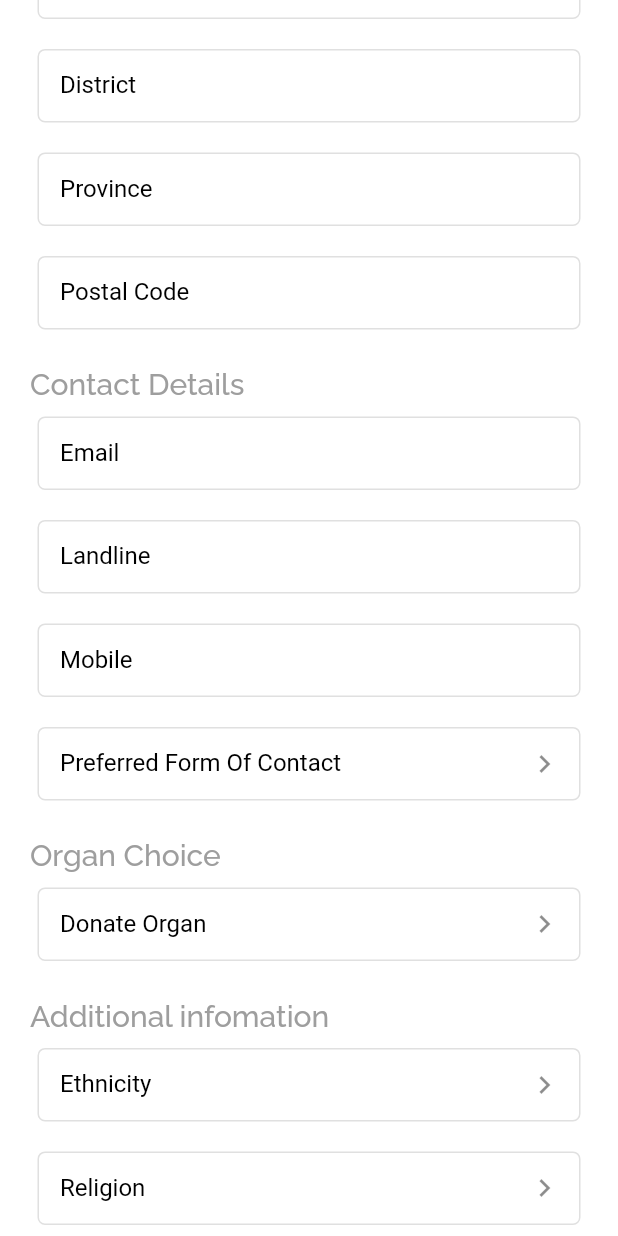
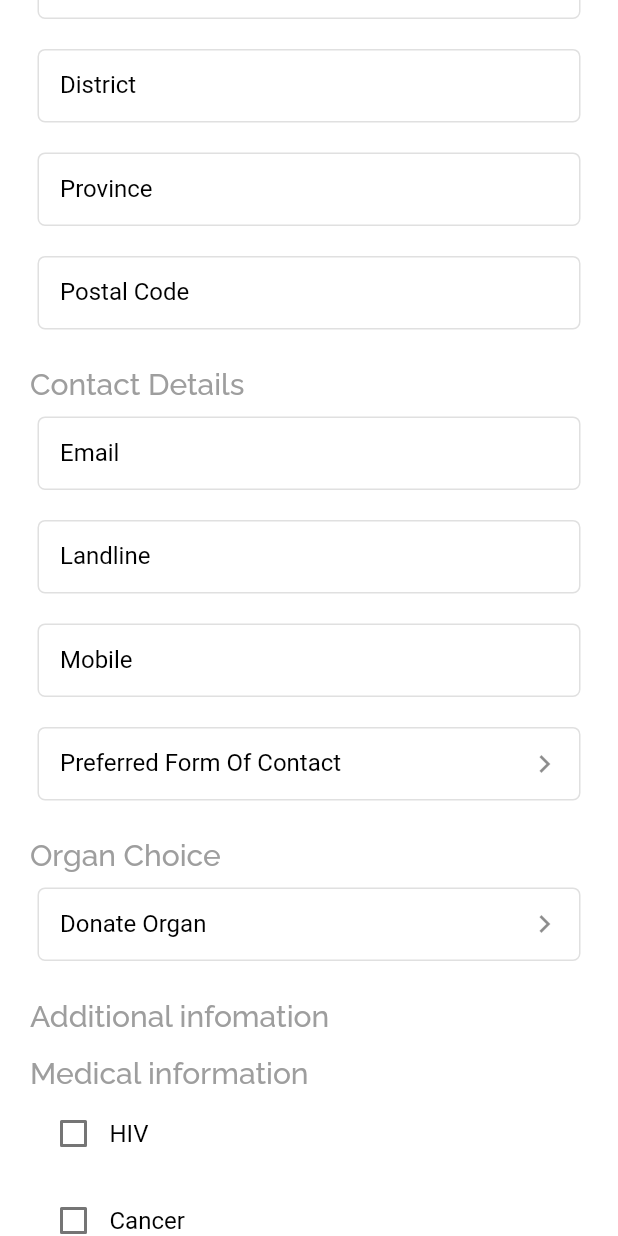
Before and after one commit to MadukaNuwantha/OrganDonationSystem, a Flutter app: the DonorSignUpScreen screen opened by its route, scrolled down 1152 dp, on a phone screen of 412 x 824 dp. Run offline on Flutter 3.47's test engine with Material 2 defaults, Android fonts, the phone set to English and light mode, and no system bars; our stand-ins replace flutter_secure_storage, flutter_spinkit, fluttertoast, font_awesome_flutter, google_fonts; accounts and stored records are empty.

Commit message:
Mobile app debugged

```diff
--- a/Mobile/lib/main.dart
+++ b/Mobile/lib/main.dart
@@ -6,7 +6,6 @@ import 'package:OrganDonorApp/providers/organ_provider.dart';
 import 'package:OrganDonorApp/providers/patient_provider.dart';
 import 'package:OrganDonorApp/routes/screen_routes.dart';
 import 'package:OrganDonorApp/screens/dashboard_screens/splash_screen.dart';
-import 'package:OrganDonorApp/test_screen.dart';
 import 'package:OrganDonorApp/theme.dart';
 import 'package:flutter/material.dart';
 import 'package:provider/provider.dart';
--- a/Mobile/lib/models/donor_model.dart
+++ b/Mobile/lib/models/donor_model.dart
@@ -30,8 +30,6 @@ class Donor {
   String mobile;
   String prefContact;
   String donateType;
-  String ethnicity;
-  String religion;
   String hiv;
   String asc;
   String diabets;
@@ -59,8 +57,6 @@ class Donor {
     required this.mobile,
     required this.prefContact,
     required this.donateType,
-    required this.ethnicity,
-    required this.religion,
     required this.hiv,
     required this.asc,
     required this.diabets,
@@ -89,8 +85,6 @@ class Donor {
         mobile: json["mobile"],
         prefContact: json["prefContact"],
         donateType: json["donateType"],
-        ethnicity: json["ethnicity"],
-        religion: json["religion"],
         hiv: json["hiv"],
         asc: json["asc"],
         diabets: json["diabets"],
@@ -120,8 +114,6 @@ class Donor {
         "mobile": mobile,
         "prefContact": prefContact,
         "donateType": donateType,
-        "ethnicity": ethnicity,
-        "religion": religion,
         "hiv": hiv,
         "asc": asc,
         "diabets": diabets,
--- a/Mobile/lib/providers/donor_provider.dart
+++ b/Mobile/lib/providers/donor_provider.dart
@@ -30,8 +30,6 @@ class DonorProvider extends ChangeNotifier {
     mobile: '',
     prefContact: '',
     donateType: '',
-    ethnicity: '',
-    religion: '',
     hiv: '',
     asc: '',
     diabets: '',
@@ -149,8 +147,6 @@ class DonorProvider extends ChangeNotifier {
     String mobile,
     String prefContact,
     String donateType,
-    String ethnicity,
-    String religion,
     String hiv,
     String asc,
     String diabets,
@@ -186,8 +182,6 @@ class DonorProvider extends ChangeNotifier {
           mobile: mobile,
           prefContact: prefContact,
           donateType: donateType,
-          ethnicity: ethnicity,
-          religion: religion,
           hiv: hiv,
           asc: asc,
           diabets: diabets,
--- a/Mobile/lib/screens/donor_screens/donor_signup_screen.dart
+++ b/Mobile/lib/screens/donor_screens/donor_signup_screen.dart
@@ -2,7 +2,6 @@ import 'package:OrganDonorApp/constants.dart';
 import 'package:OrganDonorApp/providers/donor_provider.dart';
 import 'package:OrganDonorApp/screens/secondary_screens/select_string_screen.dart';
 import 'package:OrganDonorApp/utils/select_util.dart';
-import 'package:OrganDonorApp/widgets/checkbox_input_field.dart';
 import 'package:OrganDonorApp/widgets/select_input_field.dart';
 import 'package:OrganDonorApp/widgets/submit_button.dart';
 import 'package:OrganDonorApp/widgets/text_input_field.dart';
@@ -41,8 +40,6 @@ class _DonorSignUpScreenState extends State<DonorSignUpScreen> {
   late TextEditingController mobile = TextEditingController();
   late TextEditingController formOfContact = TextEditingController();
   late TextEditingController donateOrgan = TextEditingController();
-  late TextEditingController ethnicity = TextEditingController();
-  late TextEditingController religion = TextEditingController();
   late DateTime dob;
   late bool hasHiv;
   late bool hasCancer;
@@ -225,32 +222,6 @@ class _DonorSignUpScreenState extends State<DonorSignUpScreen> {
                       ),
                     ],
                   ),
-                  SelectInputField(() {
-                    Navigator.push(
-                      context,
-                      MaterialPageRoute(
-                        builder: ((context) =>
-                            SelectStringScreen(Constants.ethnicList)),
-                      ),
-                    ).whenComplete(
-                      () {
-                        ethnicity.text = Selected.selectedString;
-                      },
-                    );
-                  }, ethnicity, 'Ethnicity', 'Ethnicity'),
-                  SelectInputField(() {
-                    Navigator.push(
-                      context,
-                      MaterialPageRoute(
-                        builder: ((context) =>
-                            SelectStringScreen(Constants.religionList)),
-                      ),
-                    ).whenComplete(
-                      () {
-                        religion.text = Selected.selectedString;
-                      },
-                    );
-                  }, religion, 'Religion', 'Religion'),
                   const SizedBox(height: 15),
                   Row(
                     children: [
@@ -523,8 +494,6 @@ class _DonorSignUpScreenState extends State<DonorSignUpScreen> {
         mobile.text,
         formOfContact.text,
         donateOrgan.text,
-        ethnicity.text,
-        religion.text,
         hasHiv.toString(),
         hasCancer.toString(),
         hasDiabetes.toString(),
```
Also changed, not shown: Mobile/lib/screens/donor_screens/donor_profile_screen.dart (+0 -52 lines).
